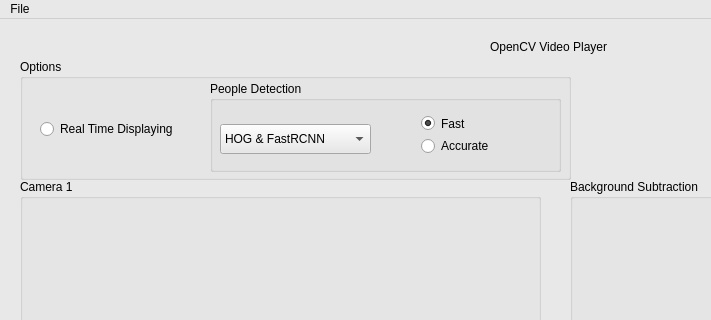
First picture: the form in ApplicationCode/mainwindow.ui, repository hlcool/IPCV-MasterThesis, before the edit; both pictures show x 0 to 711 and y 0 to 320 of the 1113 by 593 pixel window.
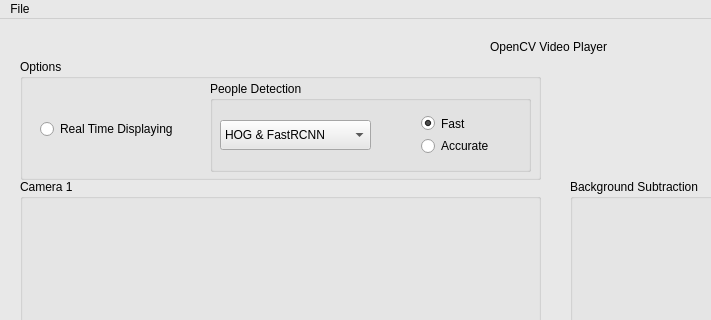
Second picture: the form after the edit. Custom widgets are drawn as their Qt base class.

The edit to the form file:
```diff
--- a/ApplicationCode/mainwindow.ui
+++ b/ApplicationCode/mainwindow.ui
@@ -447,7 +447,7 @@
      <rect>
       <x>20</x>
       <y>40</y>
-      <width>551</width>
+      <width>521</width>
       <height>121</height>
      </rect>
     </property>
@@ -472,7 +472,7 @@
       <rect>
        <x>190</x>
        <y>22</y>
-       <width>351</width>
+       <width>321</width>
        <height>91</height>
       </rect>
      </property>
@@ -483,7 +483,7 @@
       <property name="geometry">
        <rect>
         <x>10</x>
-        <y>43</y>
+        <y>39</y>
         <width>151</width>
         <height>30</height>
        </rect>
```
